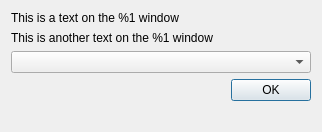
Before: the Qt Designer form .Attic/translation/childWindow.ui in Wolframe/qtClient, drawn with Qt 5.
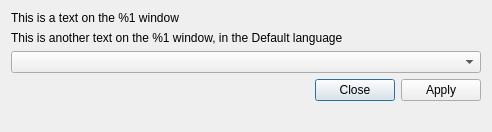
After: the same form once the commit is applied.

Patch:
```diff
--- a/.Attic/translation/childWindow.ui
+++ b/.Attic/translation/childWindow.ui
@@ -6,7 +6,7 @@
    <rect>
     <x>0</x>
     <y>0</y>
-    <width>322</width>
+    <width>492</width>
     <height>132</height>
    </rect>
   </property>
@@ -26,7 +26,7 @@
      <item row="1" column="0">
       <widget class="QLabel" name="label_2">
        <property name="text">
-        <string>This is another text on the %1 window</string>
+        <string>This is another text on the %1 window, in the Default language</string>
        </property>
       </widget>
      </item>
@@ -36,7 +36,7 @@
      <item row="3" column="0" colspan="2">
       <widget class="QDialogButtonBox" name="buttonBox">
        <property name="standardButtons">
-        <set>QDialogButtonBox::Ok</set>
+        <set>QDialogButtonBox::Apply|QDialogButtonBox::Close</set>
        </property>
       </widget>
      </item>
```
Left out of the diff: 4 changed lines with no effect on the pictures.
